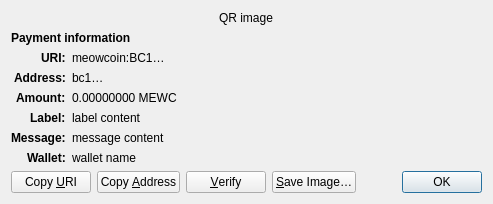
Qt form src/qt/forms/receiverequestdialog.ui (Telestai-Project/telestai) before a commit.
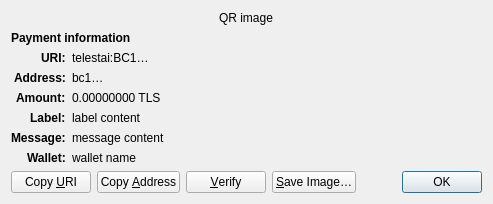
The same form after that commit. Custom widgets are drawn as their Qt base class.

Commit message:
branding: TLS units, modern app icon, and Meowcoin UI cleanup
Replace MEWC display units with TLS, ship the gold Telestai squircle icon, switch payment URIs to telestai:, and scrub user-facing Meowcoin/MEWC strings in Qt and RPC help. Also fix CMake to reference script_P2SH_tests.cpp so tests configure on case-sensitive filesystems.

```diff
--- a/src/qt/forms/receiverequestdialog.ui
+++ b/src/qt/forms/receiverequestdialog.ui
@@ -65,7 +65,7 @@
    <item row="2" column="1" alignment="Qt::AlignTop">
     <widget class="QLabel" name="uri_content">
      <property name="text">
-      <string notr="true">meowcoin:BC1…</string>
+      <string notr="true">telestai:BC1…</string>
      </property>
      <property name="textFormat">
       <enum>Qt::RichText</enum>
@@ -126,7 +126,7 @@
    <item row="4" column="1" alignment="Qt::AlignTop">
     <widget class="QLabel" name="amount_content">
      <property name="text">
-      <string notr="true">0.00000000 MEWC</string>
+      <string notr="true">0.00000000 TLS</string>
      </property>
      <property name="textFormat">
       <enum>Qt::PlainText</enum>
```
The commit also changes 102 other files.
